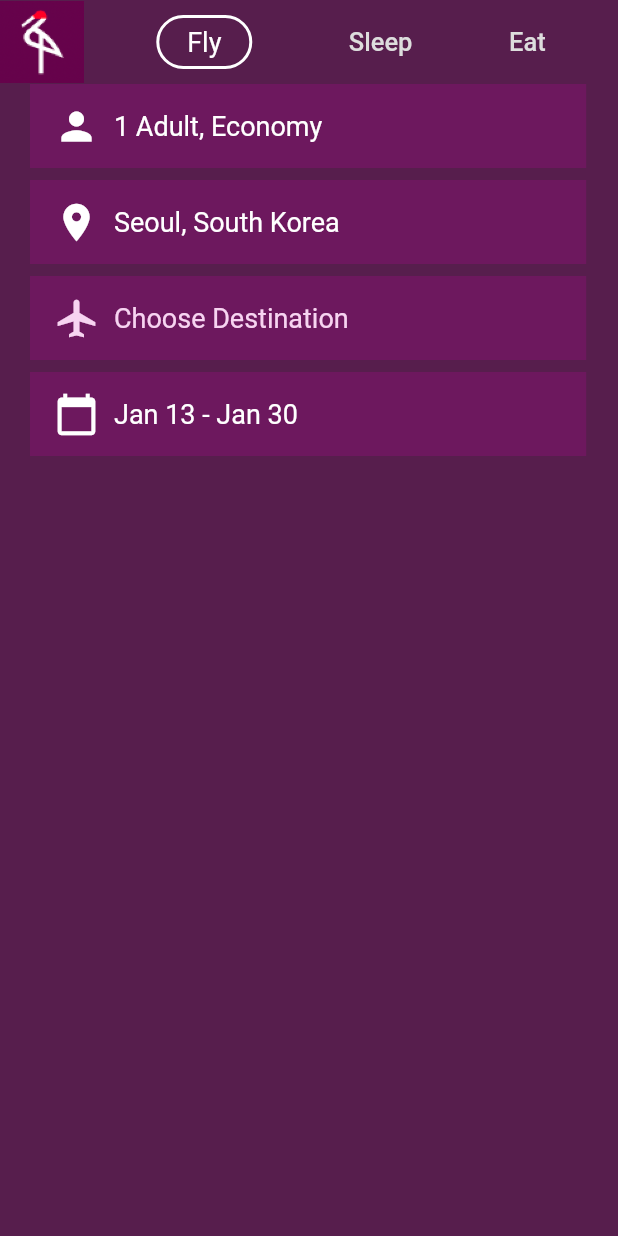
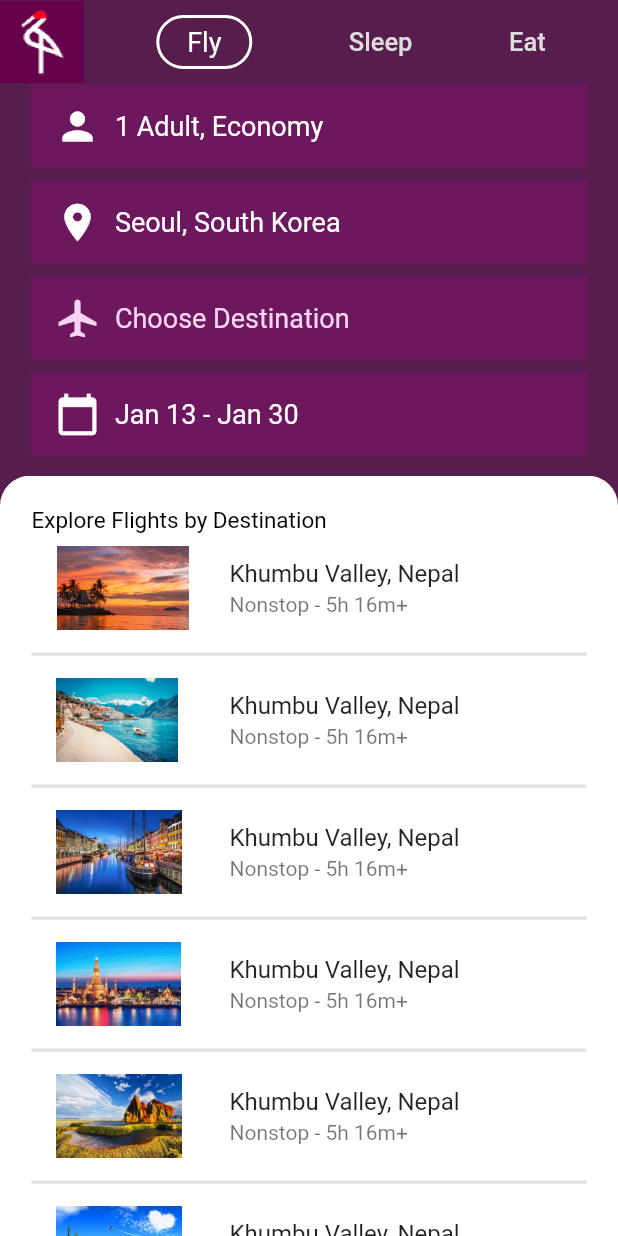
Before and after one commit to Michellehwang001/SecondUICrane, a Flutter app: the screen it shows after launch, on a phone screen of 412 x 824 dp. Run offline on Flutter 3.47's test engine with Material 2 defaults, Android fonts, the phone set to English and light mode, and no system bars; missing offline and left inert: scrollable_panel.

```diff
--- a/lib/main.dart
+++ b/lib/main.dart
@@ -1,4 +1,7 @@
 import 'package:flutter/material.dart';
+import 'package:scrollable_panel/scrollable_panel.dart';
+import 'package:second_ui_crane/ui/body_top.dart';
+import 'package:second_ui_crane/ui/main_appbar.dart';
 
 void main() {
   runApp(MyApp());
@@ -29,113 +32,153 @@ class MyHomePage extends StatefulWidget {
 
 class _MyHomePageState extends State<MyHomePage> {
   int selectedPage = 1;
+  final PanelController _panelController = PanelController();
 
   @override
   Widget build(BuildContext context) {
     return Scaffold(
-      appBar: AppBar(
-        elevation: 0,
-        leading: Image(image: AssetImage('images/logo.png')),
-        title: Container(
-          height: 36,
-          child: Row(
-            mainAxisAlignment: MainAxisAlignment.spaceAround,
-            crossAxisAlignment: CrossAxisAlignment.center,
-            children: <Widget>[
-              OutlinedButton(
-                style: OutlinedButton.styleFrom(
-                  primary: Colors.white,
-                  side: BorderSide(color: Colors.white, width: 2),
-                  shape: const RoundedRectangleBorder(
-                      borderRadius: BorderRadius.all(Radius.circular(20.0))),
-                  textStyle: TextStyle(
-                    fontSize: 18,
-                  ),
-                ),
-                onPressed: () {},
-                child: Text('Fly'),
-              ),
-              Text(
-                'Sleep',
-                style: TextStyle(fontSize: 17, color: Color(0xFFdddddd)),
-              ),
-              Text(
-                'Eat',
-                style: TextStyle(fontSize: 17, color: Color(0xFFdddddd)),
-              ),
-            ],
+      appBar: MainAppbar(),
+      body: Stack(
+        children: [
+          Positioned.fill(
+            child: BodyTop(),
           ),
-        ),
-      ),
-      body: Column(
-        mainAxisAlignment: MainAxisAlignment.start,
-        children: [
-          Container(
-            margin: EdgeInsets.fromLTRB(20, 0, 20, 8),
-            width: MediaQuery
-                .of(context)
-                .size
-                .width * 0.9,
-            color: Color(0xFF6d185e),
-            child: ListTile(
-              leading: Icon(Icons.person, color: Colors.white, size: 30,),
-              horizontalTitleGap: 0,
-              title: Text(
-                '1 Adult, Economy',
-                style: TextStyle(fontSize: 18, color: Colors.white),
-              ),
-            ),
-          ),
-          Container(
-            margin: EdgeInsets.fromLTRB(20, 0, 20, 8),
-            width: MediaQuery
-                .of(context)
-                .size
-                .width * 0.9,
-            color: Color(0xFF6d185e),
-            child: ListTile(
-              leading: Icon(Icons.location_on, color: Colors.white, size: 30,),
-              horizontalTitleGap: 0,
-              title: Text(
-                'Seoul, South Korea',
-                style: TextStyle(fontSize: 18, color: Colors.white),
-              ),
-            ),
-          ),
-          Container(
-            margin: EdgeInsets.fromLTRB(20, 0, 20, 8),
-            width: MediaQuery
-                .of(context)
-                .size
-                .width * 0.9,
-            color: Color(0xFF6d185e),
-            child: ListTile(
-              leading: Icon(Icons.airplanemode_active, color: Color(0xFFF7D4F1), size: 30,),
-              horizontalTitleGap: 0,
-              title: Text(
-                'Choose Destination',
-                style: TextStyle(fontSize: 18, color: Color(0xFFF7D4F1)),
-              ),
-            ),
-          ),
-          Container(
-            margin: EdgeInsets.fromLTRB(20, 0, 20, 8),
-            width: MediaQuery
-                .of(context)
-                .size
-                .width * 0.9,
-            color: Color(0xFF6d185e),
-            child: ListTile(
-              leading: Icon(Icons.calendar_today, color: Colors.white, size: 30,),
-              horizontalTitleGap: 0,
-              title: Text(
-                'Jan 13 - Jan 30',
-                style: TextStyle(fontSize: 18, color: Colors.white),
-              ),
-            ),
-          ),
+          DraggableScrollableSheet(
+              initialChildSize: 0.66,
+              maxChildSize: 0.999,
+              minChildSize: 0.09,
+              builder: (context, scrollController) {
+                return SingleChildScrollView(
+                  controller: scrollController,
+                  child: _SecondView(),
+                );
+              }),
+          // ScrollablePanel(
+          //   defaultPanelState: PanelState.open,
+          //   controller: _panelController,
+          //   onOpen: () => print('onOpen'),
+          //   onClose: () => print('onClose'),
+          //   onExpand: () => print('onExpand'),
+          //   builder: (context, controller) {
+          //     return SingleChildScrollView(
+          //       controller: controller,
+          //       child: _SecondView(),
+          //     );
+          //   },
+          // ),
         ],
       ),
     );
   }
 }
+
+class _SecondView extends StatelessWidget {
+  @override
+  Widget build(BuildContext context) {
+    const double circularBoxHeight = 20.0;
+    final Size size = MediaQuery.of(context).size;
+    print('size.height->' + size.toString());
+
+    return LayoutBuilder(
+      builder: (context, constraints) {
+        return ConstrainedBox(
+          constraints: BoxConstraints(
+            minHeight: size.height,
+          ),
+          child: Container(
+            decoration: BoxDecoration(
+              color: Colors.white,
+              borderRadius: const BorderRadius.only(
+                  topLeft: Radius.circular(circularBoxHeight),
+                  topRight: Radius.circular(circularBoxHeight)),
+              border: Border.all(color: Colors.white),
+            ),
+            child: Padding(
+              padding: EdgeInsets.all(20.0),
+              child: ListView(
+                scrollDirection: Axis.vertical,
+                shrinkWrap: true,
+                children: [
+                  Text(
+                    'Explore Flights by Destination',
+                    style: TextStyle(color: Colors.black, fontSize: 15),
+                  ),
+                  ListTile(
+                    leading: Image(image: AssetImage('images/bg1.jpeg'), width: 90,),
+                    title: Text('Khumbu Valley, Nepal'),
+                    subtitle: Text('Nonstop - 5h 16m+'),
+                    minLeadingWidth: 100,
+                  ),
+                  Divider(thickness: 2,),
+                  ListTile(
+                    leading: Image(image: AssetImage('images/bg2.jpeg'),),
+                    title: Text('Khumbu Valley, Nepal'),
+                    subtitle: Text('Nonstop - 5h 16m+'),
+                    minLeadingWidth: 100,
+                  ),
+                  Divider(thickness: 2,),
+                  ListTile(
+                    leading: Image(image: AssetImage('images/bg3.jpeg'),),
+                    title: Text('Khumbu Valley, Nepal'),
+                    subtitle: Text('Nonstop - 5h 16m+'),
+                    minLeadingWidth: 100,
+                  ),
+                  Divider(thickness: 2,),
+                  ListTile(
+                    leading: Image(image: AssetImage('images/bg4.jpeg'),),
+                    title: Text('Khumbu Valley, Nepal'),
+                    subtitle: Text('Nonstop - 5h 16m+'),
+                    minLeadingWidth: 100,
+                  ),
+                  Divider(thickness: 2,),
+                  ListTile(
+                    leading: Image(image: AssetImage('images/bg5.jpeg'),),
+                    title: Text('Khumbu Valley, Nepal'),
+                    subtitle: Text('Nonstop - 5h 16m+'),
+                    minLeadingWidth: 100,
+                  ),
+                  Divider(thickness: 2,),
+                  ListTile(
+                    leading: Image(image: AssetImage('images/bg6.jpeg'),),
+                    title: Text('Khumbu Valley, Nepal'),
+                    subtitle: Text('Nonstop - 5h 16m+'),
+                    minLeadingWidth: 100,
+                  ),
+                  Divider(thickness: 2,),
+                  ListTile(
+                    leading: Image(image: AssetImage('images/bg7.jpeg'),),
+                    title: Text('Khumbu Valley, Nepal'),
+                    subtitle: Text('Nonstop - 5h 16m+'),
+                    minLeadingWidth: 100,
+                  ),
+                  Divider(thickness: 2,),
+                  ListTile(
+                    leading: Image(image: AssetImage('images/bg8.jpeg'),),
+                    title: Text('Khumbu Valley, Nepal'),
+                    subtitle: Text('Nonstop - 5h 16m+'),
+                    minLeadingWidth: 100,
+                  ),
+                  Divider(thickness: 2,),
+                  ListTile(
+                    leading: Image(image: AssetImage('images/bg9.jpeg'),),
+                    title: Text('Khumbu Valley, Nepal'),
+                    subtitle: Text('Nonstop - 5h 16m+'),
+                    minLeadingWidth: 100,
+                  ),
+                  Divider(thickness: 2,),
+                  ListTile(
+                    leading: Image(image: AssetImage('images/bg10.jpeg'),),
+                    title: Text('Khumbu Valley, Nepal'),
+                    subtitle: Text('Nonstop - 5h 16m+'),
+                    minLeadingWidth: 100,
+                  ),
+                  Divider(thickness: 2,),
+                ],
+              ),
+            ),
+          ),
+        );
+      },
+    );
+  }
+}
--- /dev/null
+++ b/lib/ui/body_top.dart
@@ -0,0 +1,83 @@
+import 'package:flutter/material.dart';
+
+class BodyTop extends StatefulWidget {
+  @override
+  _BodyTopState createState() => _BodyTopState();
+}
+
+class _BodyTopState extends State<BodyTop> {
+  @override
+  Widget build(BuildContext context) {
+    return Column(
+      mainAxisAlignment: MainAxisAlignment.start,
+      children: [
+        Container(
+          margin: EdgeInsets.fromLTRB(20, 0, 20, 8),
+          width: MediaQuery
+              .of(context)
+              .size
+              .width * 0.9,
+          color: Color(0xFF6d185e),
+          child: ListTile(
+            leading: Icon(Icons.person, color: Colors.white, size: 30,),
+            horizontalTitleGap: 0,
+            title: Text(
+              '1 Adult, Economy',
+              style: TextStyle(fontSize: 18, color: Colors.white),
+            ),
+          ),
+        ),
+        Container(
+          margin: EdgeInsets.fromLTRB(20, 0, 20, 8),
+          width: MediaQuery
+              .of(context)
+              .size
+              .width * 0.9,
+          color: Color(0xFF6d185e),
+          child: ListTile(
+            leading: Icon(Icons.location_on, color: Colors.white, size: 30,),
+            horizontalTitleGap: 0,
+            title: Text(
+              'Seoul, South Korea',
+              style: TextStyle(fontSize: 18, color: Colors.white),
+            ),
+          ),
+        ),
+        Container(
+          margin: EdgeInsets.fromLTRB(20, 0, 20, 8),
+          width: MediaQuery
+              .of(context)
+              .size
+              .width * 0.9,
+          color: Color(0xFF6d185e),
+          child: ListTile(
+            leading: Icon(
+              Icons.airplanemode_active, color: Color(0xFFF7D4F1), size: 30,),
+            horizontalTitleGap: 0,
+            title: Text(
+              'Choose Destination',
+              style: TextStyle(fontSize: 18, color: Color(0xFFF7D4F1)),
+            ),
+          ),
+        ),
+        Container(
+          margin: EdgeInsets.fromLTRB(20, 0, 20, 8),
+          width: MediaQuery
+              .of(context)
+              .size
+              .width * 0.9,
+          color: Color(0xFF6d185e),
+          child: ListTile(
+            leading: Icon(
+              Icons.calendar_today, color: Colors.white, size: 30,),
+            horizontalTitleGap: 0,
+            title: Text(
+              'Jan 13 - Jan 30',
+              style: TextStyle(fontSize: 18, color: Colors.white),
+            ),
+          ),
+        ),
+      ],
+    );
+  }
+}
--- /dev/null
+++ b/lib/ui/main_appbar.dart
@@ -0,0 +1,48 @@
+import 'package:flutter/material.dart';
+
+class MainAppbar extends StatelessWidget implements PreferredSizeWidget{
+  const MainAppbar({Key key}) : super(key: key);
+
+  @override
+  Widget build(BuildContext context) {
+    return AppBar(
+      elevation: 0,
+      leading: Image(image: AssetImage('images/logo.png')),
+      title: Container(
+        height: 36,
+        child: Row(
+          mainAxisAlignment: MainAxisAlignment.spaceAround,
+          crossAxisAlignment: CrossAxisAlignment.center,
+          children: <Widget>[
+            OutlinedButton(
+              style: OutlinedButton.styleFrom(
+                primary: Colors.white,
+                side: BorderSide(color: Colors.white, width: 2),
+                shape: const RoundedRectangleBorder(
+                    borderRadius: BorderRadius.all(Radius.circular(20.0))),
+                textStyle: TextStyle(
+                  fontSize: 18,
+                ),
+              ),
+              onPressed: () {},
+              child: Text('Fly'),
+            ),
+            Text(
+              'Sleep',
+              style: TextStyle(fontSize: 17, color: Color(0xFFdddddd)),
+            ),
+            Text(
+              'Eat',
+              style: TextStyle(fontSize: 17, color: Color(0xFFdddddd)),
+            ),
+          ],
+        ),
+      ),
+    );
+  }
+
+  @override
+  // TODO: implement preferredSize
+  //Size get preferredSize => throw UnimplementedError();
+  Size get preferredSize => new Size.fromHeight(kToolbarHeight);
+}
--- a/pubspec.yaml
+++ b/pubspec.yaml
@@ -28,6 +28,7 @@ dependencies:
   # The following adds the Cupertino Icons font to your application.
   # Use with the CupertinoIcons class for iOS style icons.
   cupertino_icons: ^1.0.2
+  scrollable_panel: ^0.4.1
 
 dev_dependencies:
   flutter_test:
```
Also changed, not shown: images/bg1.jpeg (added), images/bg10.jpeg (added), images/bg2.jpeg (added), images/bg3.jpeg (added), images/bg4.jpeg (added), images/bg5.jpeg (added), images/bg6.jpeg (added), images/bg7.jpeg (added), images/bg8.jpeg (added), images/bg9.jpeg (added), pubspec.lock.
